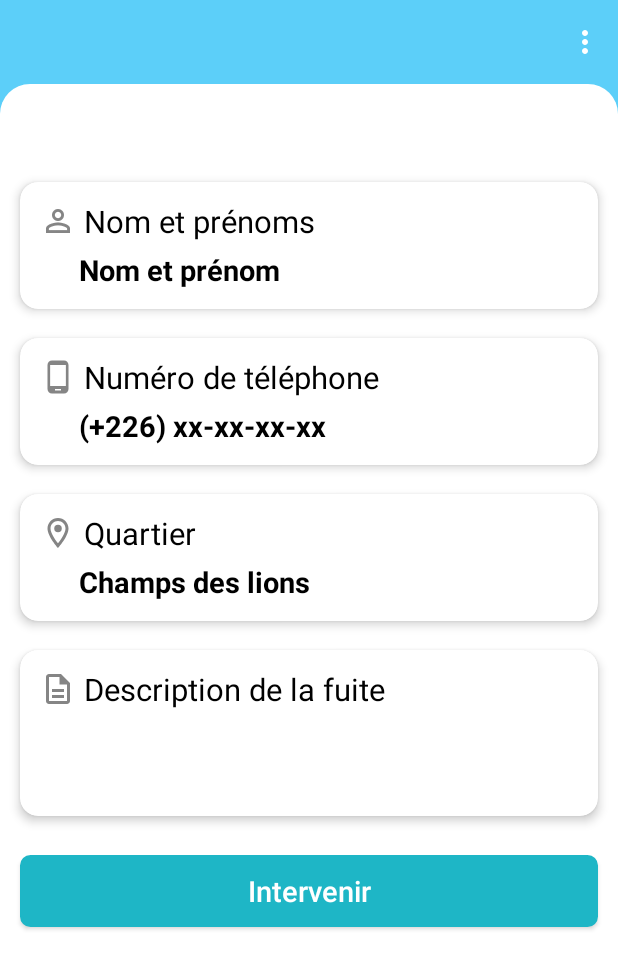
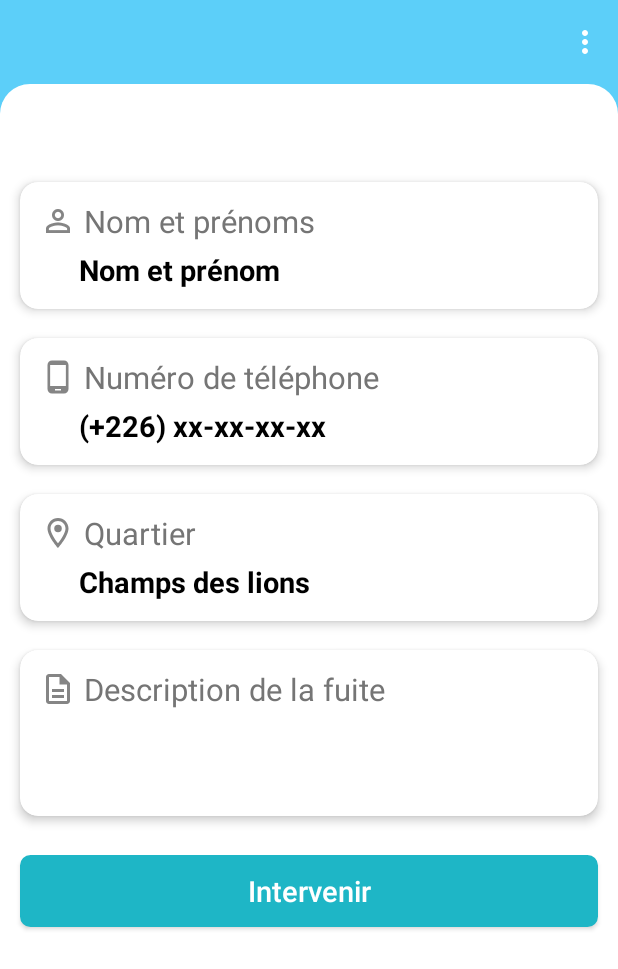
Before and after one commit to AST99/Ploof_Plumber, an Android app: the layout activity_fuites_details.xml on its own in the app's theme, with its tools: preview values and no code run, on a phone screen of 412 x 824 dp. Shown: the top 969 px of the screen. Run offline under Robolectric (Android 15) with nearby library versions, the phone set to English and light mode, and no system bars.

Commit message:
simple modif

```diff
--- a/app/src/main/res/layout-hdpi/activity_fuites_details.xml
+++ b/app/src/main/res/layout-hdpi/activity_fuites_details.xml
@@ -5,29 +5,8 @@
     android:layout_width="match_parent"
     android:layout_height="match_parent"
     android:background="#5ccff9"
+    tools:ignore="HardcodedText"
     tools:context=".FuitesDetails">
-
- <!--   <FrameLayout
-        android:id="@+id/frameLayout2"
-        android:layout_width="match_parent"
-        android:layout_height="match_parent"
-        android:layout_marginTop="200dp"
-        android:background="@drawable/entete_inv"
-        app:layout_constraintBottom_toBottomOf="parent"
-        app:layout_constraintEnd_toEndOf="parent"
-        app:layout_constraintStart_toStartOf="parent"
-        app:layout_constraintTop_toBottomOf="@+id/imageView2" />  -->
-
-    <!--   <ImageView
-        android:id="@+id/imageView2"
-        android:layout_width="@dimen/_80sdp"
-        android:layout_height="@dimen/_80sdp"
-        android:layout_marginTop="20dp"
-        app:layout_constraintEnd_toEndOf="parent"
-        app:layout_constraintHorizontal_bias="0.498"
-        app:layout_constraintStart_toStartOf="parent"
-        app:layout_constraintTop_toBottomOf="@+id/toolbar3"
-        app:srcCompat="@drawable/signaler_fuite" />  -->
 
     <androidx.appcompat.widget.Toolbar
         android:id="@+id/toolbar"
@@ -74,7 +53,7 @@
                     android:text=" Nom et prénoms"
                     android:textColor="#000000"
                     android:textSize="@dimen/_15ssp"
-                    app:drawableStartCompat="@drawable/ic_person" />
+                    app:drawableStartCompat="@drawable/ic_person"/>
 
                 <TextView
                     android:id="@+id/Name"
--- a/app/src/main/res/layout-hdpi/activity_inscription_page.xml
+++ b/app/src/main/res/layout-hdpi/activity_inscription_page.xml
@@ -4,6 +4,7 @@
     xmlns:tools="http://schemas.android.com/tools"
     android:layout_width="match_parent"
     android:layout_height="match_parent"
+    tools:ignore="HardcodedText"
     tools:context=".InscriptionPage">
 
     <FrameLayout
--- a/app/src/main/res/layout-hdpi/activity_main.xml
+++ b/app/src/main/res/layout-hdpi/activity_main.xml
@@ -263,7 +263,7 @@
                         android:layout_marginStart="@dimen/_10sdp"
                         android:layout_marginTop="@dimen/_9sdp"
                         android:text=" Numéro de téléphone"
-                        android:textColor="#000000"
+                        android:textColor="#757575"
                         android:textSize="@dimen/_13ssp"
                         app:drawableStartCompat="@drawable/ic_mobile" />
 
@@ -305,7 +305,7 @@
                         android:layout_marginStart="@dimen/_10sdp"
                         android:layout_marginTop="@dimen/_9sdp"
                         android:text=" E-mail"
-                        android:textColor="#000000"
+                        android:textColor="#757575"
                         android:textSize="@dimen/_13ssp"
                         app:drawableStartCompat="@drawable/ic_mail_info" />
 
--- a/app/src/main/res/layout-xxhdpi/activity_fuites_details.xml
+++ b/app/src/main/res/layout-xxhdpi/activity_fuites_details.xml
@@ -5,29 +5,8 @@
     android:layout_width="match_parent"
     android:layout_height="match_parent"
     android:background="#5ccff9"
+    tools:ignore="HardcodedText"
     tools:context=".FuitesDetails">
-
- <!--   <FrameLayout
-        android:id="@+id/frameLayout2"
-        android:layout_width="match_parent"
-        android:layout_height="match_parent"
-        android:layout_marginTop="200dp"
-        android:background="@drawable/entete_inv"
-        app:layout_constraintBottom_toBottomOf="parent"
-        app:layout_constraintEnd_toEndOf="parent"
-        app:layout_constraintStart_toStartOf="parent"
-        app:layout_constraintTop_toBottomOf="@+id/imageView2" />  -->
-
-    <!--   <ImageView
-        android:id="@+id/imageView2"
-        android:layout_width="@dimen/_80sdp"
-        android:layout_height="@dimen/_80sdp"
-        android:layout_marginTop="20dp"
-        app:layout_constraintEnd_toEndOf="parent"
-        app:layout_constraintHorizontal_bias="0.498"
-        app:layout_constraintStart_toStartOf="parent"
-        app:layout_constraintTop_toBottomOf="@+id/toolbar3"
-        app:srcCompat="@drawable/signaler_fuite" />  -->
 
     <androidx.appcompat.widget.Toolbar
         android:id="@+id/toolbar"
--- a/app/src/main/res/layout-xxhdpi/activity_inscription_page.xml
+++ b/app/src/main/res/layout-xxhdpi/activity_inscription_page.xml
@@ -4,6 +4,7 @@
     xmlns:tools="http://schemas.android.com/tools"
     android:layout_width="match_parent"
     android:layout_height="match_parent"
+    tools:ignore="HardcodedText"
     tools:context=".InscriptionPage">
 
     <FrameLayout
--- a/app/src/main/res/layout-xxhdpi/activity_main.xml
+++ b/app/src/main/res/layout-xxhdpi/activity_main.xml
@@ -270,7 +270,7 @@
                         android:layout_marginStart="@dimen/_10sdp"
                         android:layout_marginTop="@dimen/_9sdp"
                         android:text=" Numéro de téléphone"
-                        android:textColor="#000000"
+                        android:textColor="#757575"
                         android:textSize="@dimen/_13ssp"
                         app:drawableStartCompat="@drawable/ic_mobile" />
 
--- a/app/src/main/res/layout-xxxhdpi/activity_fuites_details.xml
+++ b/app/src/main/res/layout-xxxhdpi/activity_fuites_details.xml
@@ -5,29 +5,8 @@
     android:layout_width="match_parent"
     android:layout_height="match_parent"
     android:background="#5ccff9"
+    tools:ignore="HardcodedText"
     tools:context=".FuitesDetails">
-
- <!--   <FrameLayout
-        android:id="@+id/frameLayout2"
-        android:layout_width="match_parent"
-        android:layout_height="match_parent"
-        android:layout_marginTop="200dp"
-        android:background="@drawable/entete_inv"
-        app:layout_constraintBottom_toBottomOf="parent"
-        app:layout_constraintEnd_toEndOf="parent"
-        app:layout_constraintStart_toStartOf="parent"
-        app:layout_constraintTop_toBottomOf="@+id/imageView2" />  -->
-
-    <!--   <ImageView
-        android:id="@+id/imageView2"
-        android:layout_width="@dimen/_80sdp"
-        android:layout_height="@dimen/_80sdp"
-        android:layout_marginTop="20dp"
-        app:layout_constraintEnd_toEndOf="parent"
-        app:layout_constraintHorizontal_bias="0.498"
-        app:layout_constraintStart_toStartOf="parent"
-        app:layout_constraintTop_toBottomOf="@+id/toolbar3"
-        app:srcCompat="@drawable/signaler_fuite" />  -->
 
     <androidx.appcompat.widget.Toolbar
         android:id="@+id/toolbar"
--- a/app/src/main/res/layout-xxxhdpi/activity_inscription_page.xml
+++ b/app/src/main/res/layout-xxxhdpi/activity_inscription_page.xml
@@ -4,6 +4,7 @@
     xmlns:tools="http://schemas.android.com/tools"
     android:layout_width="match_parent"
     android:layout_height="match_parent"
+    tools:ignore="HardcodedText"
     tools:context=".InscriptionPage">
 
     <FrameLayout
--- a/app/src/main/res/layout/activity_fuites_details.xml
+++ b/app/src/main/res/layout/activity_fuites_details.xml
@@ -5,29 +5,8 @@
     android:layout_width="match_parent"
     android:layout_height="match_parent"
     android:background="#5ccff9"
+    tools:ignore="HardcodedText"
     tools:context=".FuitesDetails">
-
- <!--   <FrameLayout
-        android:id="@+id/frameLayout2"
-        android:layout_width="match_parent"
-        android:layout_height="match_parent"
-        android:layout_marginTop="200dp"
-        android:background="@drawable/entete_inv"
-        app:layout_constraintBottom_toBottomOf="parent"
-        app:layout_constraintEnd_toEndOf="parent"
-        app:layout_constraintStart_toStartOf="parent"
-        app:layout_constraintTop_toBottomOf="@+id/imageView2" />  -->
-
-    <!--   <ImageView
-        android:id="@+id/imageView2"
-        android:layout_width="@dimen/_80sdp"
-        android:layout_height="@dimen/_80sdp"
-        android:layout_marginTop="20dp"
-        app:layout_constraintEnd_toEndOf="parent"
-        app:layout_constraintHorizontal_bias="0.498"
-        app:layout_constraintStart_toStartOf="parent"
-        app:layout_constraintTop_toBottomOf="@+id/toolbar3"
-        app:srcCompat="@drawable/signaler_fuite" />  -->
 
     <androidx.appcompat.widget.Toolbar
         android:id="@+id/toolbar"
@@ -72,7 +51,7 @@
                     android:layout_marginStart="@dimen/_10sdp"
                     android:layout_marginTop="@dimen/_9sdp"
                     android:text=" Nom et prénoms"
-                    android:textColor="#000000"
+                    android:textColor="#757575"
                     android:textSize="@dimen/_16ssp"
                     app:drawableStartCompat="@drawable/ic_person" />
 
@@ -113,7 +92,7 @@
                     android:layout_marginStart="@dimen/_10sdp"
                     android:layout_marginTop="@dimen/_9sdp"
                     android:text=" Numéro de téléphone"
-                    android:textColor="#000000"
+                    android:textColor="#757575"
                     android:textSize="@dimen/_16ssp"
                     app:drawableStartCompat="@drawable/ic_mobile" />
 
@@ -154,7 +133,7 @@
                     android:layout_marginStart="@dimen/_10sdp"
                     android:layout_marginTop="@dimen/_9sdp"
                     android:text=" Quartier"
-                    android:textColor="#000000"
+                    android:textColor="#757575"
                     android:textSize="@dimen/_16ssp"
                     app:drawableStartCompat="@drawable/ic_location" />
 
@@ -195,7 +174,7 @@
                     android:layout_marginStart="@dimen/_10sdp"
                     android:layout_marginTop="@dimen/_9sdp"
                     android:text=" Description de la fuite"
-                    android:textColor="#000000"
+                    android:textColor="#757575"
                     android:textSize="@dimen/_16ssp"
                     app:drawableStartCompat="@drawable/ic_description" />
 
```
Also changed, not shown: app/src/main/java/ci/astdev/onep_users/FuitesDetails.kt (+1 -7 lines), app/src/main/java/ci/astdev/onep_users/FuitesModel.kt (+17 -44 lines), app/src/main/java/ci/astdev/onep_users/PlombierModel.kt (+12 -44 lines), app/src/main/res/layout-xxxhdpi/activity_main.xml (+2 -23 lines), app/src/main/res/layout/activity_main.xml (+2 -23 lines).
